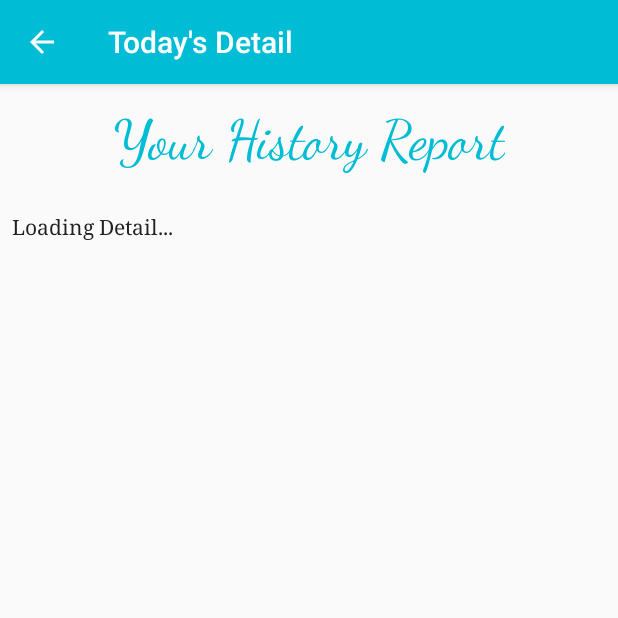
After one commit to JiyunShi/MedicineTracker, an Android app: the ShowDetailActivity screen opened directly, with no data from a screen before it, on a phone screen of 412 x 824 dp, the top half of it. The commit adds this screen. Run offline under Robolectric (Android 15) with nearby library versions, the phone set to English and light mode, and no system bars.

Commit message:
finish see detail page on main page

```diff
--- /dev/null
+++ b/app/src/main/java/com/example/niceday/medicinetracker/ShowDetailActivity.java
@@ -0,0 +1,38 @@
+package com.example.niceday.medicinetracker;
+
+import android.os.Bundle;
+import android.support.design.widget.FloatingActionButton;
+import android.support.design.widget.Snackbar;
+import android.support.v7.app.AppCompatActivity;
+import android.support.v7.widget.Toolbar;
+import android.text.method.ScrollingMovementMethod;
+import android.view.View;
+import android.widget.TextView;
+
+public class ShowDetailActivity extends AppCompatActivity {
+
+    TextView txtDetail;
+    @Override
+    protected void onCreate(Bundle savedInstanceState) {
+        super.onCreate(savedInstanceState);
+        setContentView(R.layout.activity_show_detail);
+        Toolbar toolbar = (Toolbar) findViewById(R.id.toolbar);
+        setSupportActionBar(toolbar);
+        getSupportActionBar().setDisplayHomeAsUpEnabled(true);
+        getSupportActionBar().setTitle("Today's Detail");
+
+
+        txtDetail = (TextView) findViewById(R.id.txtDetail);
+        txtDetail.setMovementMethod(new ScrollingMovementMethod());
+
+        Bundle extras = getIntent().getExtras();
+        if(extras !=null){
+            String content = extras.getString("displayContent");
+            txtDetail.setText(content);
+        }
+
+
+
+    }
+
+}
--- /dev/null
+++ b/app/src/main/res/layout/activity_show_detail.xml
@@ -0,0 +1,26 @@
+<?xml version="1.0" encoding="utf-8"?>
+<android.support.design.widget.CoordinatorLayout xmlns:android="http://schemas.android.com/apk/res/android"
+    xmlns:app="http://schemas.android.com/apk/res-auto"
+    xmlns:tools="http://schemas.android.com/tools"
+    android:layout_width="match_parent"
+    android:layout_height="match_parent"
+    tools:context="com.example.niceday.medicinetracker.ShowDetailActivity">
+
+    <android.support.design.widget.AppBarLayout
+        android:layout_width="match_parent"
+        android:layout_height="wrap_content"
+        android:theme="@style/AppTheme.AppBarOverlay">
+
+        <android.support.v7.widget.Toolbar
+            android:id="@+id/toolbar"
+            android:layout_width="match_parent"
+            android:layout_height="?attr/actionBarSize"
+            android:background="?attr/colorPrimary"
+            app:popupTheme="@style/AppTheme.PopupOverlay" />
+
+    </android.support.design.widget.AppBarLayout>
+
+    <include layout="@layout/content_show_detail" />
+
+
+</android.support.design.widget.CoordinatorLayout>
--- a/app/src/main/res/layout/content_main.xml
+++ b/app/src/main/res/layout/content_main.xml
@@ -17,6 +17,7 @@
         android:layout_marginEnd="30dp"
         android:layout_marginRight="30dp"
         android:layout_marginTop="110dp"
+        android:onClick="showDetialHandler"
         android:background="@color/primaryLight"
         android:fontFamily="sans-serif-condensed"
         android:text="@string/see_detail"
--- /dev/null
+++ b/app/src/main/res/layout/content_show_detail.xml
@@ -0,0 +1,46 @@
+<?xml version="1.0" encoding="utf-8"?>
+<android.support.constraint.ConstraintLayout xmlns:android="http://schemas.android.com/apk/res/android"
+    xmlns:app="http://schemas.android.com/apk/res-auto"
+    xmlns:tools="http://schemas.android.com/tools"
+    android:layout_width="match_parent"
+    android:layout_height="match_parent"
+    app:layout_behavior="@string/appbar_scrolling_view_behavior"
+    tools:context="com.example.niceday.medicinetracker.ShowDetailActivity"
+    tools:showIn="@layout/activity_show_detail">
+
+    <TextView
+        android:id="@+id/textView14"
+        android:layout_width="wrap_content"
+        android:layout_height="wrap_content"
+        android:layout_marginTop="16dp"
+        android:fontFamily="cursive"
+        android:text="Your History Report"
+        android:textAppearance="@style/TextAppearance.AppCompat.Headline"
+        android:textColor="@color/colorPrimary"
+        android:textSize="36sp"
+        app:layout_constraintLeft_toLeftOf="parent"
+        app:layout_constraintRight_toRightOf="parent"
+        app:layout_constraintTop_toTopOf="parent" />
+
+    <TextView
+        android:id="@+id/txtDetail"
+        android:layout_width="0dp"
+        android:layout_height="wrap_content"
+        android:layout_marginEnd="8dp"
+        android:layout_marginLeft="8dp"
+        android:layout_marginRight="8dp"
+        android:layout_marginStart="8dp"
+        android:layout_marginTop="25dp"
+        android:fontFamily="serif"
+        android:maxLines="20"
+        android:scrollbars="vertical"
+        android:text="Loading Detail..."
+        android:textAppearance="@style/TextAppearance.AppCompat.Medium"
+        android:textColor="@color/primary_text"
+        android:textSize="14sp"
+        app:layout_constraintHorizontal_bias="0.0"
+        app:layout_constraintLeft_toLeftOf="parent"
+        app:layout_constraintRight_toRightOf="parent"
+        app:layout_constraintTop_toBottomOf="@+id/textView14" />
+
+</android.support.constraint.ConstraintLayout>
--- a/app/src/main/res/values/strings.xml
+++ b/app/src/main/res/values/strings.xml
@@ -57,4 +57,5 @@
     <string name="title_activity_switch_user">SwitchUserActivity</string>
     <string name="current_user">Current User:</string>
     <string name="switch_to">Switch To:</string>
+    <string name="title_activity_show_detail">ShowDetailActivity</string>
 </resources>
```
Also changed, not shown: app/src/main/AndroidManifest.xml (+9 -0 lines), app/src/main/java/com/example/niceday/medicinetracker/MainActivity.java (+39 -0 lines).
